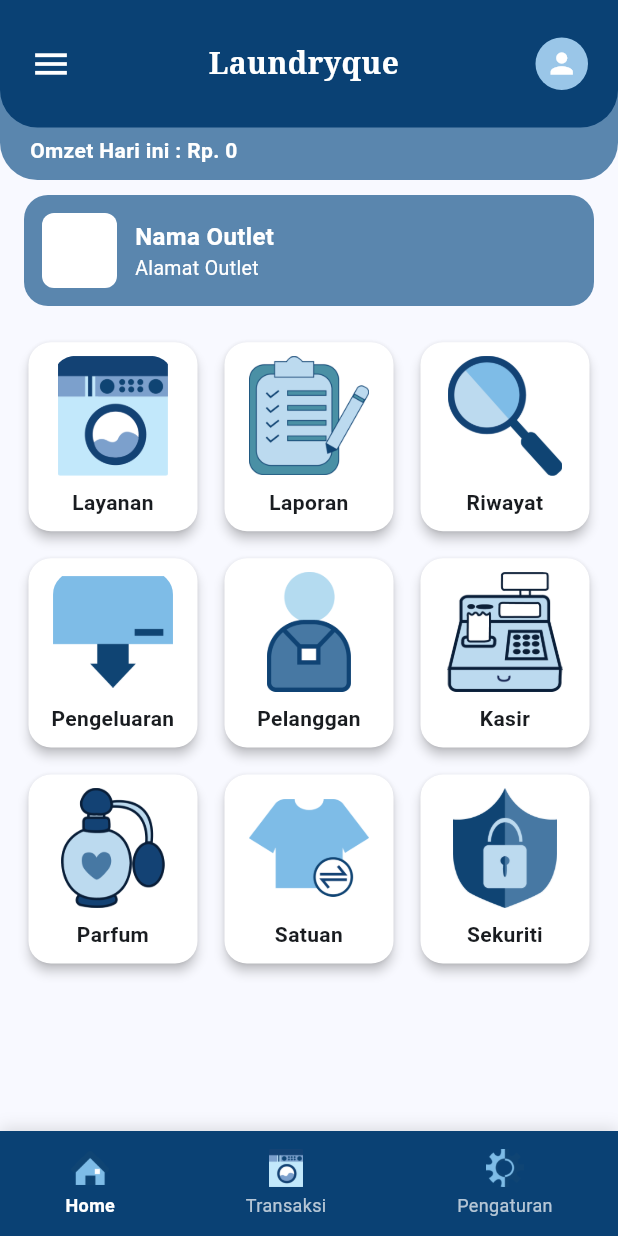
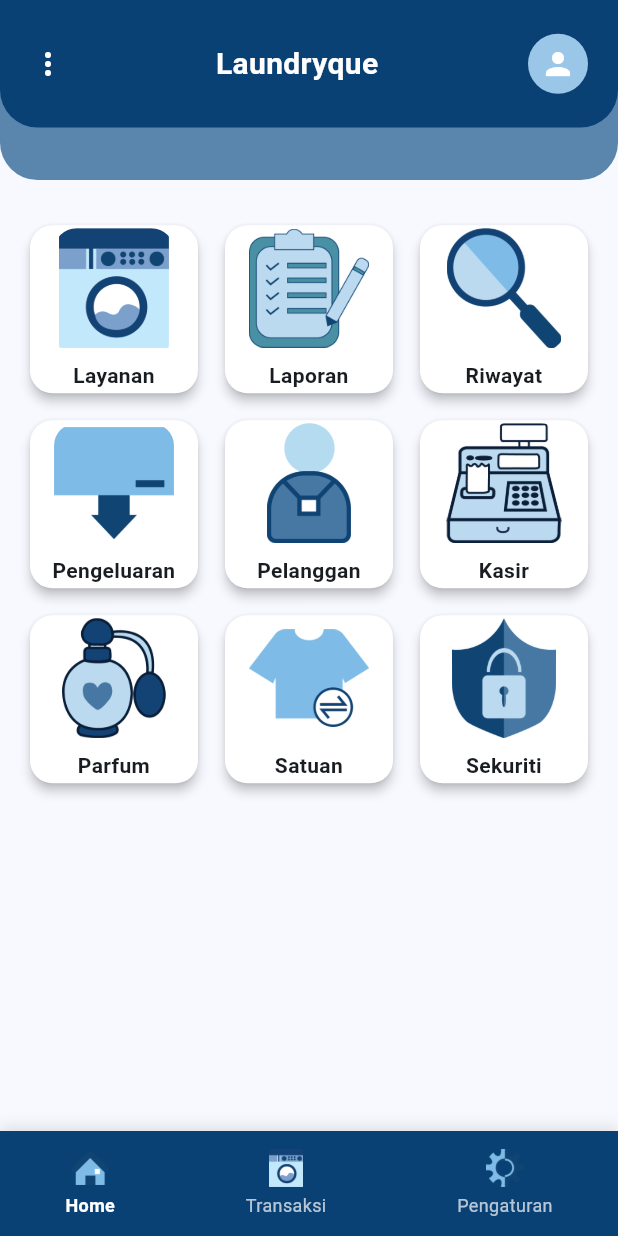
Before and after one commit to putrimaulidiayusuf/Project_TEFA-Laundry_App, a Flutter app: the HomePage screen opened directly, on a phone screen of 412 x 824 dp. Run offline on Flutter 3.47's test engine with Material 3 defaults, Android fonts, the phone set to English and light mode, and no system bars; our stand-ins replace flutter_screenutil, gap, image_picker.

Commit message:
Add Side Menu

```diff
--- a/app_laundry/lib/view/page/home.dart
+++ b/app_laundry/lib/view/page/home.dart
@@ -28,8 +28,8 @@ class HomePage extends StatefulWidget {
 
 class _HomePageState extends State<HomePage> {
   int selectedIndex = 0;
+  bool isMenuOpen = false;
 
-  // daftar halaman utama (footer)
   final List<Widget> mainPages = const [
     _HomeContent(),
     RiwayatTransaksi(),
@@ -39,15 +39,20 @@ class _HomePageState extends State<HomePage> {
   @override
   Widget build(BuildContext context) {
     return Scaffold(
-      body: IndexedStack(
+      body: Stack(
+        children: [
+          IndexedStack(
             index: selectedIndex,
             children: mainPages,
+          ),
+          if (isMenuOpen) sideMenu(context),
+        ],
       ),
       bottomNavigationBar: footerBar(),
     );
   }
 
-  // Footer Bar (tetap muncul di semua halaman)
+  // ================= FOOTER =================
   Widget footerBar() {
     return Container(
       height: 70,
@@ -77,18 +82,10 @@ class _HomePageState extends State<HomePage> {
 
     return GestureDetector(
       onTap: () => setState(() => selectedIndex = index),
-      child: AnimatedContainer(
-        duration: const Duration(milliseconds: 200),
-        padding: const EdgeInsets.symmetric(horizontal: 8, vertical: 6),
       child: Column(
         mainAxisAlignment: MainAxisAlignment.center,
         children: [
-            // ICON tidak diwarnai putih lagi
-            Image.asset(
-              iconPath,
-              height: 25,
-              width: 25,
-            ),
+          Image.asset(iconPath, height: 25, width: 25),
           const SizedBox(height: 4),
           Text(
             label,
@@ -100,15 +97,120 @@ class _HomePageState extends State<HomePage> {
           ),
         ],
       ),
+    );
+  }
+
+  // ================= SIDE MENU =================
+  Widget sideMenu(BuildContext context) {
+    return Stack(
+      children: [
+        GestureDetector(
+          onTap: () => setState(() => isMenuOpen = false),
+          child: Container(color: Colors.black45),
         ),
+        Align(
+          alignment: Alignment.centerLeft,
+          child: Container(
+            width: MediaQuery.of(context).size.width * 0.75,
+            decoration: const BoxDecoration(
+              color: Colors.white,
+              borderRadius: BorderRadius.only(
+                topRight: Radius.circular(20),
+                bottomRight: Radius.circular(20),
+              ),
+            ),
+            child: SafeArea(
+              child: Column(
+                children: [
+                  ListTile(
+                    leading: IconButton(
+                      icon: const Icon(Icons.arrow_back),
+                      onPressed: () =>
+                          setState(() => isMenuOpen = false),
+                    ),
+                    title: const Text(
+                      'Menu',
+                      style:
+                          TextStyle(fontSize: 18, fontWeight: FontWeight.bold),
+                    ),
+                  ),
+                  const Divider(),
+                  Expanded(
+                    child: ListView(
+                      children: [
+                        menuItem('Layanan'),
+                        menuItem('Parfum'),
+                        menuItem('Pelanggan'),
+                        menuItem('Riwayat'),
+                        menuItem('Pengeluaran'),
+                        menuItem('Laporan'),
+                        menuItem('Pengaturan'),
+                        menuItem('Sekuriti'),
+                        menuItem('Ganti Password'),
+                        menuItem('Logout'),
+                      ],
+                    ),
+                  ),
+                ],
+              ),
+            ),
+          ),
+        ),
+      ],
+    );
+  }
+
+  Widget menuItem(String title) {
+    return ListTile(
+      leading: CircleAvatar(backgroundColor: Colors.grey.shade300),
+      title: Text(title),
+      onTap: () {
+        setState(() => isMenuOpen = false);
+        openMenuPage(title);
+      },
+    );
+  }
+
+  void openMenuPage(String title) {
+    Widget page;
+    switch (title) {
+      case 'Layanan':
+        page = const LayananPage();
+        break;
+      case 'Parfum':
+        page = const ParfumPage();
+        break;
+      case 'Pelanggan':
+        page = const PelangganPage();
+        break;
+      case 'Riwayat':
+        page = const RiwayatPage();
+        break;
+      case 'Pengeluaran':
+        page = const PengeluaranPage();
+        break;
+      case 'Laporan':
+        page = const LaporanPage();
+        break;
+      case 'Pengaturan':
+        page = const PengaturanPage();
+        break;
+      case 'Sekuriti':
+      case 'Ganti Password':
+        page = const SekuritiPage();
+        break;
+      default:
+        return;
+    }
+
+    Navigator.push(
+      context,
+      MaterialPageRoute(builder: (_) => page),
     );
   }
 }
 
-// ============================= //
-// ==== ISI HALAMAN HOME ====== //
-// ============================= //
-
+// ================= HOME CONTENT =================
 class _HomeContent extends StatefulWidget {
   const _HomeContent();
 
@@ -125,19 +227,16 @@ class _HomeContentState extends State<_HomeContent>
   @override
   void initState() {
     super.initState();
-    _controller = AnimationController(
-      vsync: this,
-      duration: const Duration(milliseconds: 700),
-    );
+    _controller =
+        AnimationController(vsync: this, duration: const Duration(milliseconds: 700));
 
     _slideAnimation =
         Tween<Offset>(begin: const Offset(0, 0.2), end: Offset.zero).animate(
       CurvedAnimation(parent: _controller, curve: Curves.easeOutCubic),
     );
 
-    _fadeAnimation = Tween<double>(begin: 0, end: 1).animate(
-      CurvedAnimation(parent: _controller, curve: Curves.easeIn),
-    );
+    _fadeAnimation =
+        Tween<double>(begin: 0, end: 1).animate(_controller);
 
     _controller.forward();
   }
@@ -148,7 +247,7 @@ class _HomeContentState extends State<_HomeContent>
     super.dispose();
   }
 
-  // Header double-layer
+  // HEADER
   Widget headerAtas(BuildContext context) {
     return Stack(
       children: [
@@ -162,24 +261,10 @@ class _HomeContentState extends State<_HomeContent>
               bottomRight: Radius.circular(25),
             ),
           ),
-          child: const Align(
-            alignment: Alignment.bottomLeft,
-            child: Padding(
-              padding: EdgeInsets.only(left: 20, bottom: 10),
-              child: Text(
-                "Omzet Hari ini : Rp. 0",
-                style: TextStyle(
-                  color: Colors.white,
-                  fontWeight: FontWeight.bold,
-                ),
-              ),
-            ),
-          ),
         ),
         Container(
           height: 85,
-          width: double.infinity,
-          padding: const EdgeInsets.symmetric(vertical: 25, horizontal: 20),
+          padding: const EdgeInsets.symmetric(horizontal: 20),
           decoration: const BoxDecoration(
             color: Color(0xFF0A4174),
             borderRadius: BorderRadius.only(
@@ -188,44 +273,38 @@ class _HomeContentState extends State<_HomeContent>
             ),
           ),
           child: SafeArea(
-            bottom: false,
             child: Row(
               mainAxisAlignment: MainAxisAlignment.spaceBetween,
               children: [
-                const Icon(Icons.menu, color: Colors.white, size: 28),
+                GestureDetector(
+                  onTap: () {
+                    final home =
+                        context.findAncestorStateOfType<_HomePageState>();
+                    home?.setState(() => home.isMenuOpen = true);
+                  },
+                  child:
+                      const Icon(Icons.more_vert, color: Colors.white),
+                ),
                 const Text(
                   "Laundryque",
                   style: TextStyle(
                       color: Colors.white,
                       fontSize: 20,
-                    fontWeight: FontWeight.bold,
-                    fontFamily: 'Serif',
-                  ),
+                      fontWeight: FontWeight.bold),
                 ),
                 GestureDetector(
                   onTap: () {
                     Navigator.push(
                       context,
                       MaterialPageRoute(
-        builder: (_) => const ProfilePage(),
-      ),
+                          builder: (_) => const ProfilePage()),
                     );
                   },
-  child: Container(
-    height: 35,
-    width: 35,
-    decoration: const BoxDecoration(
-      shape: BoxShape.circle,
-      color: Color(0xFF9AC6E8),
-    ),
-    child: const Icon(
-      Icons.person,
-      color: Colors.white,
-      size: 22,
+                  child: const CircleAvatar(
+                    backgroundColor: Color(0xFF9AC6E8),
+                    child: Icon(Icons.person, color: Colors.white),
                   ),
                 ),
-),
-
               ],
             ),
           ),
@@ -234,134 +313,34 @@ GestureDetector(
     );
   }
 
-  // Card Outlet
-  Widget cardOutlet(BuildContext context) {
-    return Padding(
-      padding: const EdgeInsets.symmetric(horizontal: 16, vertical: 10),
-      child: InkWell(
-        onTap: () {
-          Navigator.push(
-            context,
-            MaterialPageRoute(builder: (context) => const OutletPage()),
-          );
-        },
-        borderRadius: BorderRadius.circular(16),
-        child: Container(
-          padding: const EdgeInsets.all(12),
-          decoration: BoxDecoration(
-            color: const Color(0xFF5A86AE),
-            borderRadius: BorderRadius.circular(16),
-          ),
-          child: Row(
-            children: [
-              Container(
-                height: 50,
-                width: 50,
-                decoration: BoxDecoration(
-                  color: Colors.white,
-                  borderRadius: BorderRadius.circular(8),
-                ),
-              ),
-              const SizedBox(width: 12),
-              Column(
-                crossAxisAlignment: CrossAxisAlignment.start,
-                children: const [
-                  Text(
-                    "Nama Outlet",
-                    style: TextStyle(
-                      color: Colors.white,
-                      fontSize: 16,
-                      fontWeight: FontWeight.bold,
-                    ),
-                  ),
-                  Text(
-                    "Alamat Outlet",
-                    style: TextStyle(
-                      color: Colors.white,
-                      fontSize: 13,
-                    ),
-                  ),
-                ],
-              ),
-            ],
-          ),
-        ),
-      ),
-    );
-  }
-
-  // buka halaman card
-  void openCardPage(BuildContext context, String nama) {
-    Widget target;
-    switch (nama) {
-      case 'Layanan':
-        target = const LayananPage();
-        break;
-      case 'Laporan':
-        target = const LaporanPage();
-        break;
-      case 'Riwayat':
-        target = const RiwayatPage();
-        break;
-      case 'Pengeluaran':
-        target = const PengeluaranPage();
-        break;
-      case 'Pelanggan':
-        target = const PelangganPage();
-        break;
-      case 'Kasir':
-        target = const KasirPage();
-        break;
-      case 'Parfum':
-        target = const ParfumPage();
-        break;
-      case 'Satuan':
-        target = const SatuanPage();
-        break;
-      case 'Sekuriti':
-        target = const SekuritiPage();
-        break;
-      default:
-        target = const SizedBox();
-    }
-
-    Navigator.push(context, MaterialPageRoute(builder: (_) => target));
-  }
-
   @override
   Widget build(BuildContext context) {
     return Column(
       children: [
         headerAtas(context),
-        cardOutlet(context),
         Gap(10.h),
         Expanded(
-          child: Padding(
-            padding: const EdgeInsets.symmetric(horizontal: 15),
           child: AnimatedBuilder(
             animation: _controller,
-              builder: (context, child) {
+            builder: (context, _) {
               return FadeTransition(
                 opacity: _fadeAnimation,
                 child: SlideTransition(
                   position: _slideAnimation,
                   child: GridView.builder(
+                    padding: const EdgeInsets.all(16),
                     gridDelegate:
                         const SliverGridDelegateWithFixedCrossAxisCount(
                       crossAxisCount: 3,
                       mainAxisSpacing: 10,
                       crossAxisSpacing: 10,
-                        childAspectRatio: 0.9,
                     ),
                     itemCount: itemFood.length,
                     itemBuilder: (context, index) {
                       final card = itemFood[index];
-                        return GestureDetector(
-                          onTap: () => openCardPage(context, card.nama),
-                          child: CardHome(
+                      return CardHome(
                         img: card.img,
                         nama: card.nama,
-                          ),
                       );
                     },
                   ),
@@ -370,7 +349,6 @@ GestureDetector(
             },
           ),
         ),
-        ),
       ],
     );
   }
```
Lines whose indentation alone changed are shown as unchanged.
